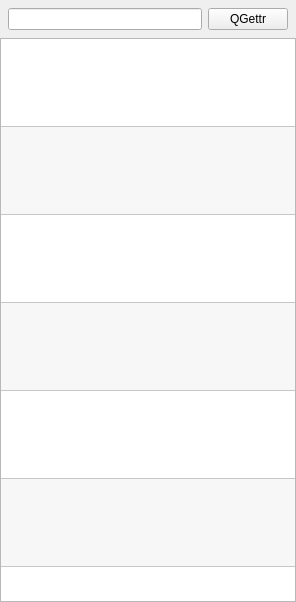
This is widget.ui in sarah-j-smith/QTweetGettr as Qt 5 draws it before an edit. The edited form follows.
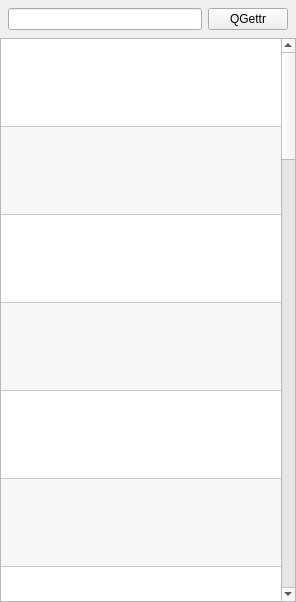
This is the edited form.

```diff
--- a/widget.ui
+++ b/widget.ui
@@ -61,7 +61,7 @@
    <item>
     <widget class="QTableWidget" name="tableWidget">
      <property name="verticalScrollBarPolicy">
-      <enum>Qt::ScrollBarAlwaysOff</enum>
+      <enum>Qt::ScrollBarAsNeeded</enum>
      </property>
      <property name="horizontalScrollBarPolicy">
       <enum>Qt::ScrollBarAlwaysOff</enum>
```
